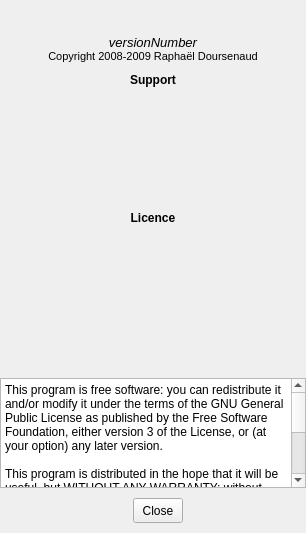
The window that src/about.ui (EMATech/qTCcalc) describes before a commit, drawn with Qt 5.
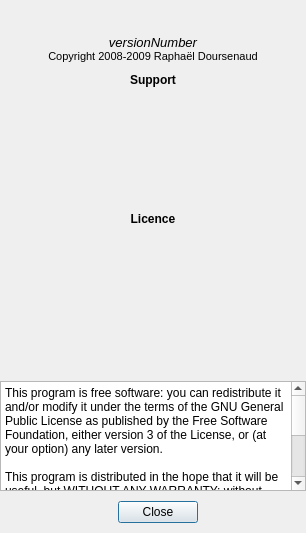
The same window after the commit. Icons and pictures are not drawn.

Commit message: Better close button for about doalog

```diff
--- a/src/about.ui
+++ b/src/about.ui
@@ -351,39 +351,9 @@
       </spacer>
      </item>
      <item>
-      <widget class="QToolButton" name="closeButton">
-       <property name="minimumSize">
-        <size>
-         <width>50</width>
-         <height>25</height>
-        </size>
-       </property>
-       <property name="maximumSize">
-        <size>
-         <width>16777215</width>
-         <height>25</height>
-        </size>
-       </property>
-       <property name="mouseTracking">
-        <bool>false</bool>
-       </property>
-       <property name="focusPolicy">
-        <enum>Qt::StrongFocus</enum>
-       </property>
-       <property name="text">
-        <string>Close</string>
-       </property>
-       <property name="shortcut">
-        <string>Alt+C</string>
-       </property>
-       <property name="popupMode">
-        <enum>QToolButton::DelayedPopup</enum>
-       </property>
-       <property name="autoRaise">
-        <bool>false</bool>
-       </property>
-       <property name="arrowType">
-        <enum>Qt::NoArrow</enum>
+      <widget class="QDialogButtonBox" name="closeButton">
+       <property name="standardButtons">
+        <set>QDialogButtonBox::Close</set>
        </property>
       </widget>
      </item>
```
Left out of the diff: 19 changed lines with no effect on the pictures. The commit also changes 1 other file.
